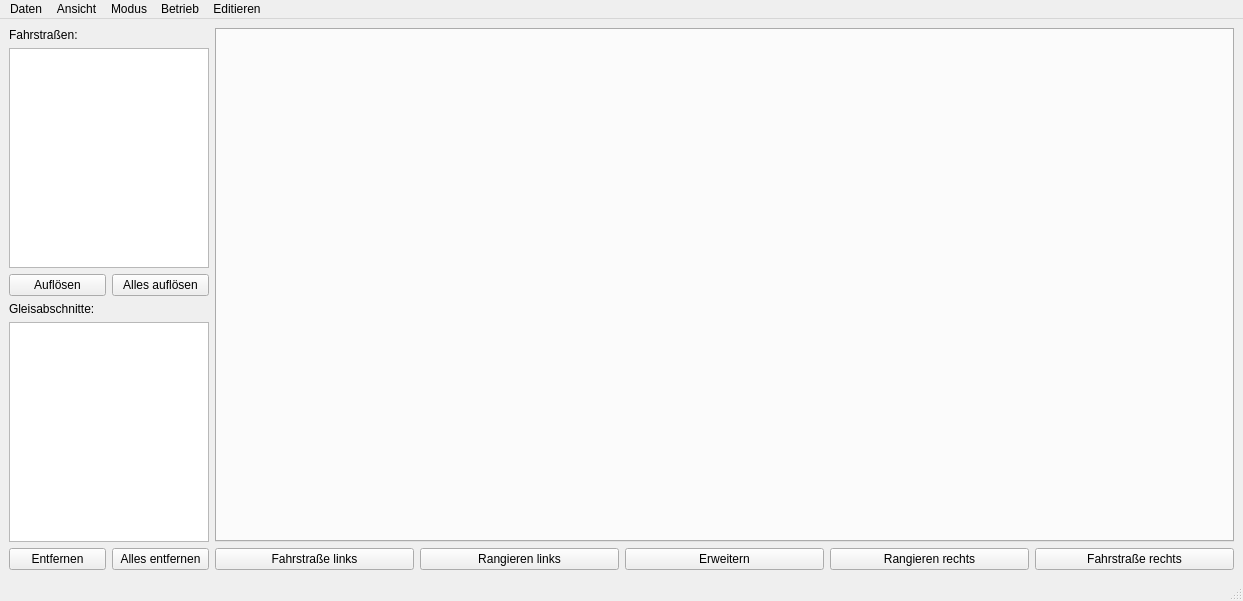
This is track-control/mainwindow.ui in stmork/mrw-track-control-ng as Qt 5 draws it before an edit. The edited form follows.
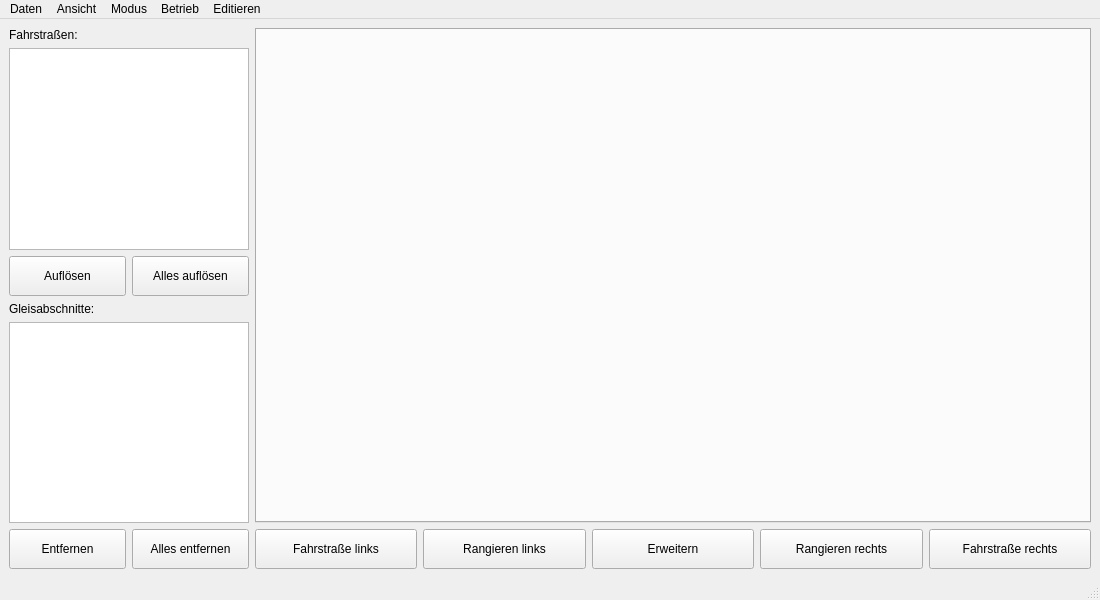
This is the edited form. Icons and pictures are not drawn. Custom widgets are drawn as their Qt base class.

Commit message: Made buttons more touch usable.

```diff
--- a/track-control/mainwindow.ui
+++ b/track-control/mainwindow.ui
@@ -6,8 +6,8 @@
    <rect>
     <x>0</x>
     <y>0</y>
-    <width>1243</width>
-    <height>601</height>
+    <width>1100</width>
+    <height>600</height>
    </rect>
   </property>
   <property name="windowTitle">
@@ -20,7 +20,32 @@
   <widget class="QWidget" name="centralwidget">
    <layout class="QHBoxLayout" name="horizontalLayout">
     <item>
+     <widget class="QWidget" name="leftWidget" native="true">
+      <property name="sizePolicy">
+       <sizepolicy hsizetype="Expanding" vsizetype="Expanding">
+        <horstretch>0</horstretch>
+        <verstretch>0</verstretch>
+       </sizepolicy>
+      </property>
+      <property name="maximumSize">
+       <size>
+        <width>240</width>
+        <height>16777215</height>
+       </size>
+      </property>
      <layout class="QVBoxLayout" name="verticalLayout_3">
+       <property name="leftMargin">
+        <number>0</number>
+       </property>
+       <property name="topMargin">
+        <number>0</number>
+       </property>
+       <property name="rightMargin">
+        <number>0</number>
+       </property>
+       <property name="bottomMargin">
+        <number>0</number>
+       </property>
       <item>
        <layout class="QVBoxLayout" name="verticalLayout">
         <item>
@@ -40,18 +65,28 @@
           </property>
           <property name="maximumSize">
            <size>
-            <width>200</width>
+             <width>16777215</width>
             <height>16777215</height>
            </size>
           </property>
          </widget>
         </item>
-       </layout>
-      </item>
       <item>
-       <layout class="QHBoxLayout" name="routeButtonLayout">
+          <layout class="QHBoxLayout" name="horizontalLayoutButtonsRoutes">
         <item>
          <widget class="QPushButton" name="clearRoute">
+             <property name="sizePolicy">
+              <sizepolicy hsizetype="Expanding" vsizetype="Fixed">
+               <horstretch>0</horstretch>
+               <verstretch>0</verstretch>
+              </sizepolicy>
+             </property>
+             <property name="minimumSize">
+              <size>
+               <width>90</width>
+               <height>40</height>
+              </size>
+             </property>
           <property name="text">
            <string>Auflösen</string>
           </property>
@@ -59,6 +94,18 @@
         </item>
         <item>
          <widget class="QPushButton" name="clearAllRoutes">
+             <property name="sizePolicy">
+              <sizepolicy hsizetype="Expanding" vsizetype="Fixed">
+               <horstretch>0</horstretch>
+               <verstretch>0</verstretch>
+              </sizepolicy>
+             </property>
+             <property name="minimumSize">
+              <size>
+               <width>90</width>
+               <height>40</height>
+              </size>
+             </property>
           <property name="text">
            <string>Alles auflösen</string>
           </property>
@@ -66,6 +113,8 @@
         </item>
        </layout>
       </item>
+        </layout>
+       </item>
       <item>
        <layout class="QVBoxLayout" name="verticalLayout_2">
         <item>
@@ -91,18 +140,28 @@
           </property>
           <property name="maximumSize">
            <size>
-            <width>200</width>
+             <width>16777215</width>
             <height>16777215</height>
            </size>
           </property>
          </widget>
         </item>
-       </layout>
-      </item>
       <item>
-       <layout class="QHBoxLayout" name="sectionButtonLayout">
+          <layout class="QHBoxLayout" name="horizontalLayoutButtonsSections">
         <item>
          <widget class="QPushButton" name="clearSection">
+             <property name="sizePolicy">
+              <sizepolicy hsizetype="MinimumExpanding" vsizetype="Fixed">
+               <horstretch>0</horstretch>
+               <verstretch>0</verstretch>
+              </sizepolicy>
+             </property>
+             <property name="minimumSize">
+              <size>
+               <width>90</width>
+               <height>40</height>
+              </size>
+             </property>
           <property name="text">
            <string>Entfernen</string>
           </property>
@@ -110,6 +169,18 @@
         </item>
         <item>
          <widget class="QPushButton" name="clearAllSections">
+             <property name="sizePolicy">
+              <sizepolicy hsizetype="MinimumExpanding" vsizetype="Fixed">
+               <horstretch>0</horstretch>
+               <verstretch>0</verstretch>
+              </sizepolicy>
+             </property>
+             <property name="minimumSize">
+              <size>
+               <width>90</width>
+               <height>40</height>
+              </size>
+             </property>
           <property name="text">
            <string>Alles entfernen</string>
           </property>
@@ -119,6 +190,9 @@
       </item>
      </layout>
     </item>
+      </layout>
+     </widget>
+    </item>
     <item>
      <layout class="QVBoxLayout" name="rightLayout">
       <item>
@@ -138,7 +212,7 @@
           <property name="minimumSize">
            <size>
             <width>150</width>
-            <height>0</height>
+            <height>40</height>
            </size>
           </property>
           <property name="text">
@@ -151,7 +225,7 @@
           <property name="minimumSize">
            <size>
             <width>150</width>
-            <height>0</height>
+            <height>40</height>
            </size>
           </property>
           <property name="text">
@@ -164,7 +238,7 @@
           <property name="minimumSize">
            <size>
             <width>150</width>
-            <height>0</height>
+            <height>40</height>
            </size>
           </property>
           <property name="text">
@@ -177,7 +251,7 @@
           <property name="minimumSize">
            <size>
             <width>150</width>
-            <height>0</height>
+            <height>40</height>
            </size>
           </property>
           <property name="text">
@@ -190,7 +264,7 @@
           <property name="minimumSize">
            <size>
             <width>150</width>
-            <height>0</height>
+            <height>40</height>
            </size>
           </property>
           <property name="text">
@@ -209,7 +283,7 @@
     <rect>
      <x>0</x>
      <y>0</y>
-     <width>1243</width>
+     <width>1100</width>
      <height>22</height>
     </rect>
    </property>
```
Left out of the diff: 6 changed lines with no effect on the pictures. Lines whose indentation alone changed are shown as unchanged.
